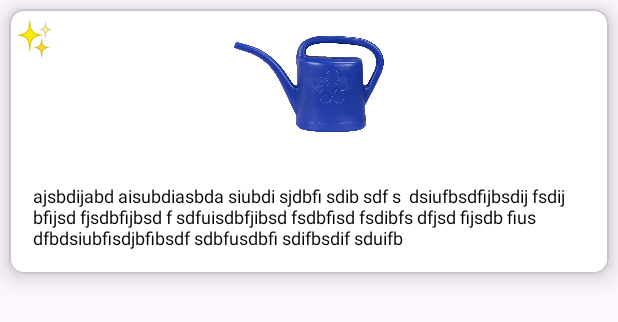
After one commit to ChromeSD22159/android-playground, an Android app: the layout list_can_item.xml on its own in the app's theme, with its tools: preview values and no code run, on a phone screen of 412 x 824 dp. The commit adds this screen. Shown: the top 322 px of the screen. Run offline under Robolectric (Android 15) with nearby library versions, the light colour scheme and no system bars.

Commit message:
using two layouts and two viewHolder

```diff
--- /dev/null
+++ b/app/src/main/java/syntax/com/playground/Article.kt
@@ -0,0 +1,3 @@
+package syntax.com.playground
+
+data class Article(val image: Int, val text: String, val isShip: Boolean)
--- a/app/src/main/java/syntax/com/playground/MainActivity.kt
+++ b/app/src/main/java/syntax/com/playground/MainActivity.kt
@@ -13,7 +13,7 @@ class MainActivity : AppCompatActivity() {
         binding = ActivityMainBinding.inflate(layoutInflater)
         setContentView(binding.root)
 
-        val shipList = DataSource().loadShips()
-        binding.recyclerView.adapter = ShipAdapter(this, shipList)
+        val articleList = DataSource().loadArticels()
+        binding.recyclerView.adapter = ArticleAdapter(this, articleList)
     }
 }
--- a/app/src/main/java/syntax/com/playground/Ship.kt
+++ /dev/null
@@ -1,3 +0,0 @@
-package syntax.com.playground
-
-data class Ship(val image: Int, val text: String)
--- a/app/src/main/res/layout/activity_main.xml
+++ b/app/src/main/res/layout/activity_main.xml
@@ -17,5 +17,5 @@
         app:layout_constraintStart_toStartOf="parent"
         app:layout_constraintTop_toTopOf="parent"
         app:spanCount="2"
-        tools:listitem="@layout/list_item"/>
+        tools:listitem="@layout/list_ship_item"/>
 </androidx.constraintlayout.widget.ConstraintLayout>
--- /dev/null
+++ b/app/src/main/res/layout/list_can_item.xml
@@ -0,0 +1,53 @@
+<?xml version="1.0" encoding="utf-8"?>
+<com.google.android.material.card.MaterialCardView xmlns:android="http://schemas.android.com/apk/res/android"
+    xmlns:app="http://schemas.android.com/apk/res-auto"
+    xmlns:tools="http://schemas.android.com/tools"
+    android:layout_width="match_parent"
+    android:layout_height="wrap_content"
+    android:layout_margin="6dp"
+    android:backgroundTint="@color/white"
+    app:cardCornerRadius="10dp"
+    app:cardElevation="10dp">
+
+    <androidx.constraintlayout.widget.ConstraintLayout
+        android:layout_width="match_parent"
+        android:layout_height="match_parent">
+
+        <ImageView
+            android:id="@+id/canImage"
+            android:layout_width="match_parent"
+            android:layout_height="100dp"
+            android:scaleType="centerInside"
+            app:layout_constraintEnd_toEndOf="parent"
+            app:layout_constraintStart_toStartOf="parent"
+            app:layout_constraintTop_toTopOf="parent"
+            tools:src="@drawable/can1" />
+
+        <TextView
+            android:id="@+id/canText"
+            android:layout_width="match_parent"
+            android:layout_height="wrap_content"
+            android:layout_margin="16dp"
+            android:textAppearance="@style/TextAppearance.AppCompat.Display3"
+            android:textColor="@color/black"
+            android:textSize="12sp"
+            app:layout_constraintBottom_toBottomOf="parent"
+            app:layout_constraintEnd_toEndOf="parent"
+            app:layout_constraintStart_toStartOf="parent"
+            app:layout_constraintTop_toBottomOf="@id/canImage"
+            tools:text="ajsbdijabd aisubdiasbda siubdi sjdbfi sdib sdf s  dsiufbsdfijbsdij fsdij bfijsd fjsdbfijbsd f sdfuisdbfjibsd fsdbfisd fsdibfs dfjsd fijsdb fius dfbdsiubfisdjbfibsdf sdbfusdbfi sdifbsdif sduifb" />
+
+        <TextView
+            android:id="@+id/textView"
+            android:layout_width="wrap_content"
+            android:layout_height="wrap_content"
+            android:layout_margin="2dp"
+            android:text="✨"
+            android:textSize="24sp"
+            app:layout_constraintStart_toStartOf="parent"
+            app:layout_constraintTop_toTopOf="parent"
+            tools:ignore="HardcodedText" />
+
+    </androidx.constraintlayout.widget.ConstraintLayout>
+
+</com.google.android.material.card.MaterialCardView>
--- a/app/src/main/res/layout/list_item.xml
+++ b/app/src/main/res/layout/list_ship_item.xml
@@ -14,7 +14,7 @@
         android:layout_height="match_parent">
 
         <ImageView
-            android:id="@+id/canImage"
+            android:id="@+id/shipImage"
             android:layout_width="match_parent"
             android:layout_height="100dp"
             android:scaleType="centerInside"
@@ -24,7 +24,7 @@
             tools:src="@drawable/ship_01" />
 
         <TextView
-            android:id="@+id/canText"
+            android:id="@+id/shipText"
             android:layout_width="match_parent"
             android:layout_height="wrap_content"
             android:layout_margin="16dp"
@@ -34,7 +34,7 @@
             app:layout_constraintBottom_toBottomOf="parent"
             app:layout_constraintEnd_toEndOf="parent"
             app:layout_constraintStart_toStartOf="parent"
-            app:layout_constraintTop_toBottomOf="@id/canImage"
+            app:layout_constraintTop_toBottomOf="@id/shipImage"
             tools:text="ajsbdijabd aisubdiasbda siubdi sjdbfi sdib sdf s  dsiufbsdfijbsdij fsdij bfijsd fjsdbfijbsd f sdfuisdbfjibsd fsdbfisd fsdibfs dfjsd fijsdb fius dfbdsiubfisdjbfibsdf sdbfusdbfi sdifbsdif sduifb" />
 
         <TextView
```
Also changed, not shown: app/src/main/java/syntax/com/playground/ArticleAdapter.kt (added, +53 -0 lines), app/src/main/java/syntax/com/playground/DataSource.kt (+43 -2 lines), app/src/main/java/syntax/com/playground/ShipAdapter.kt (deleted, +0 -30 lines).
